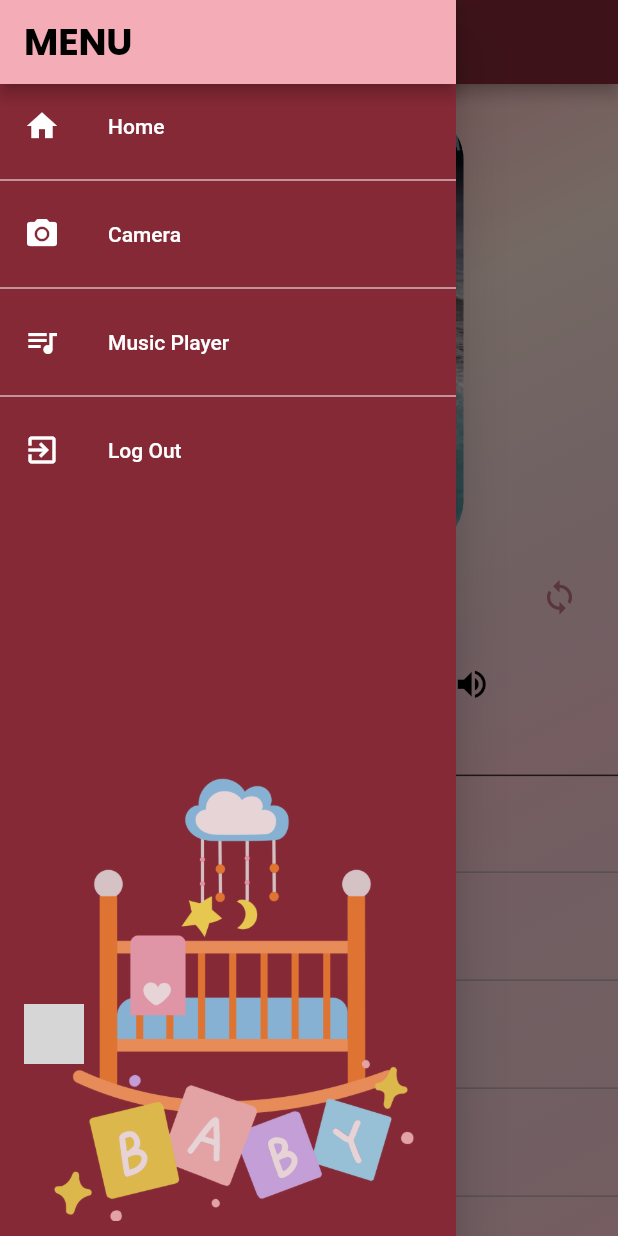
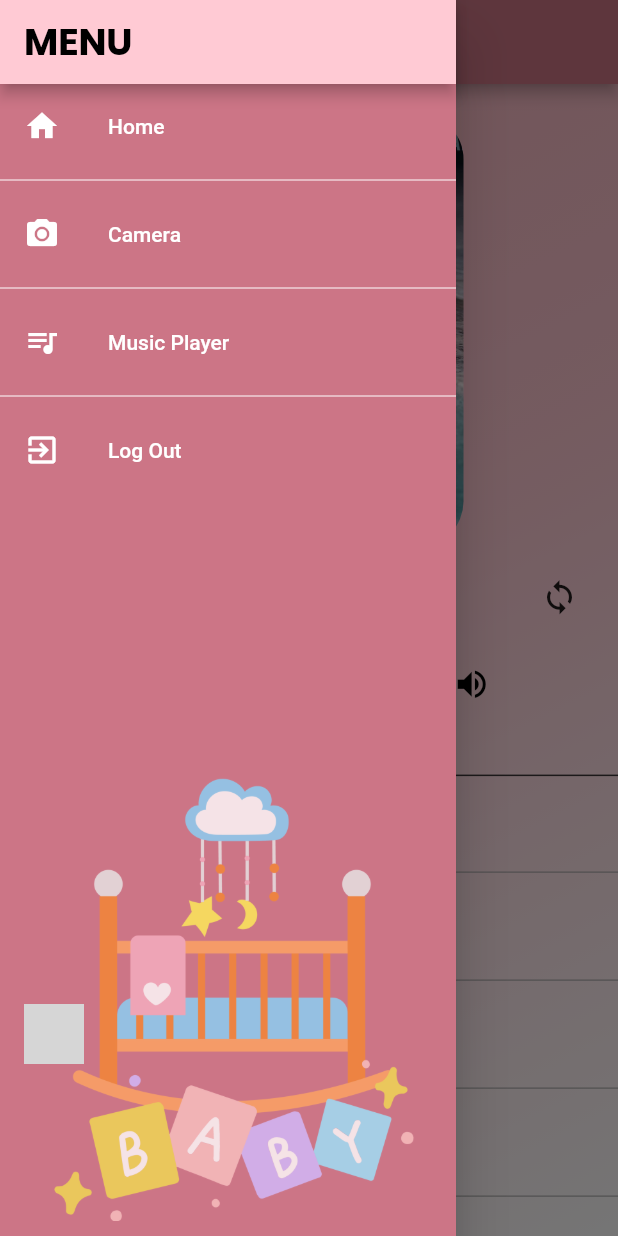
Before and after one commit to cob-byte/smart_baby_cradle, a Flutter app: the MusicPlayerScreen screen opened by its route, with the side drawer open, on a phone screen of 412 x 824 dp. Run offline on Flutter 3.47's test engine with Material 2 defaults, Android fonts, the phone set to English and light mode, and no system bars; our stand-ins replace assets_audio_player, firebase_auth, firebase_core, firebase_database, firebase_messaging, font_awesome_flutter and 3 more; missing offline and left inert: flutter_facebook_auth; accounts and stored records are empty; Roboto replaces fonts that are missing (Poppins-Bold); grey boxes are pictures that could not be loaded.

Commit message:
Change Design Part 4

```diff
--- a/lib/screens/music_player_screen.dart
+++ b/lib/screens/music_player_screen.dart
@@ -39,7 +39,8 @@ class MusicPlayerScreenState extends State<MusicPlayerScreen> {
     super.initState();
     musicService.getFirebaseVolume().then((vol) {
       setState(() {
-        volume = double.tryParse(vol ?? '0.3') ?? 0.3; // Initialize with 0.3 if null
+        volume =
+            double.tryParse(vol ?? '0.3') ?? 0.3; // Initialize with 0.3 if null
         assetsAudioPlayer.setVolume(volume);
         musicService.updateFirebaseVolume(volume);
 
@@ -53,7 +54,8 @@ class MusicPlayerScreenState extends State<MusicPlayerScreen> {
     musicService.getFirebaseLooping().then((looping) {
       setState(() {
         isLooping = looping ?? false; // Initialize with false if null
-        assetsAudioPlayer.setLoopMode(isLooping ? LoopMode.single : LoopMode.none);
+        assetsAudioPlayer
+            .setLoopMode(isLooping ? LoopMode.single : LoopMode.none);
       });
     });
 
@@ -119,7 +121,6 @@ class MusicPlayerScreenState extends State<MusicPlayerScreen> {
     }
   }
 
-
   @override
   Widget build(BuildContext context) {
     final size = MediaQuery.of(context).size;
@@ -158,8 +159,7 @@ class MusicPlayerScreenState extends State<MusicPlayerScreen> {
                 colors: [
                   currentTheme.colorScheme.primary,
                   currentTheme.colorScheme.secondary,
-                  currentTheme.colorScheme.tertiary,
-                  currentTheme.scaffoldBackgroundColor,
+                  currentTheme.colorScheme.surface,
                 ],
                 begin: Alignment.topLeft,
                 end: Alignment.bottomRight,
@@ -233,7 +233,8 @@ class MusicPlayerScreenState extends State<MusicPlayerScreen> {
                                     currentSongIndex--;
                                     await assetsAudioPlayer.previous();
                                     // Update Firebase with the new song index
-                                    musicService.updateFirebaseSong(currentSongIndex);
+                                    musicService
+                                        .updateFirebaseSong(currentSongIndex);
                                   },
                                 ),
                                 Padding(
@@ -244,8 +245,10 @@ class MusicPlayerScreenState extends State<MusicPlayerScreen> {
                                       player: assetsAudioPlayer,
                                       builder: (context, isPlaying) {
                                         return isPlaying
-                                            ? Icon(Icons.pause, color: Colors.black, size: 40)
-                                            : Icon(Icons.play_arrow, color: Colors.black, size: 40);
+                                            ? Icon(Icons.pause,
+                                                color: Colors.black, size: 40)
+                                            : Icon(Icons.play_arrow,
+                                                color: Colors.black, size: 40);
                                       },
                                     ),
                                     onPressed: () {
@@ -264,7 +267,8 @@ class MusicPlayerScreenState extends State<MusicPlayerScreen> {
                                     currentSongIndex++;
                                     await assetsAudioPlayer.next();
                                     // Update Firebase with the new song index
-                                    musicService.updateFirebaseSong(currentSongIndex);
+                                    musicService
+                                        .updateFirebaseSong(currentSongIndex);
                                   },
                                 ),
                               ],
@@ -273,14 +277,16 @@ class MusicPlayerScreenState extends State<MusicPlayerScreen> {
                               icon: Icon(
                                 Icons.loop,
                                 color: isLooping
-                                    ? Colors.grey[550]
-                                    : const Color.fromARGB(255, 192, 118, 129),
+                                    ? currentTheme.colorScheme.onSecondary
+                                    : Colors.grey[550],
                                 size: 25,
                               ),
                               onPressed: () {
                                 setState(() {
                                   isLooping = !isLooping;
-                                  assetsAudioPlayer.setLoopMode(isLooping ? LoopMode.single : LoopMode.none); // Set loop mode here
+                                  assetsAudioPlayer.setLoopMode(isLooping
+                                      ? LoopMode.single
+                                      : LoopMode.none); // Set loop mode here
                                 });
 
                                 musicService.updateFirebaseLooping(isLooping);
--- a/lib/theme/boy_theme.dart
+++ b/lib/theme/boy_theme.dart
@@ -5,22 +5,22 @@ final Color fourthColor = Color.fromRGBO(86, 174, 237, 0.608);
 final ThemeData boyTheme = ThemeData(
   primaryColor: Color.fromARGB(255, 6, 126, 142),
   colorScheme: const ColorScheme(
-    primary: Color.fromRGBO(3, 144, 199, 1),
-    secondary: Color.fromRGBO(96, 196, 236, 1),
+    primary: Color.fromRGBO(37, 137, 177, 1),
+    secondary: Color.fromRGBO(153, 209, 250, 1),
     tertiary: Color.fromRGBO(151, 209, 250, 1),
     surface: Colors.white,
     background: Colors.white,
     error: Colors.red,
     onPrimary: Colors.white,
-    onSecondary: Colors.white,
+    onSecondary: Color.fromRGBO(60, 118, 186, 1),
     onSurface: Colors.black,
     onBackground: Colors.black,
     onError: Color.fromARGB(255, 171, 18, 18),
     brightness: Brightness.light,
-    inversePrimary: Color.fromRGBO(166, 233, 241, 1),
+    inversePrimary: Color.fromRGBO(212, 250, 255, 1),
     inverseSurface: Color.fromRGBO(142, 239, 252, 1),
     onPrimaryContainer: Color.fromRGBO(2, 39, 65, 1),
-    onInverseSurface: Color.fromRGBO(132, 179, 249, 1),
+    onInverseSurface: Color.fromRGBO(39, 98, 166, 1),
     onSurfaceVariant: Color.fromRGBO(128, 205, 249, 1),
     surfaceVariant: Color.fromRGBO(1, 47, 87, 1),
     onTertiary: Color.fromRGBO(217, 239, 255, 1),
@@ -35,7 +35,7 @@ final ThemeData boyTheme = ThemeData(
     // Add more text styles as needed
   ),
   appBarTheme: const AppBarTheme(
-    backgroundColor: Color.fromRGBO(28, 163, 222, 0.65),
+    backgroundColor: Color.fromRGBO(60, 118, 186, 1),
     titleTextStyle: TextStyle(
       fontSize: 25.0,
       fontStyle: FontStyle.normal,
--- a/lib/theme/girl_theme.dart
+++ b/lib/theme/girl_theme.dart
@@ -3,16 +3,16 @@ import 'package:flutter/material.dart';
 final Color fourthColor = Color.fromRGBO(217, 217, 217, 0);
 
 final ThemeData girlTheme = ThemeData(
-  primaryColor: Color.fromARGB(255, 133, 41, 54),
+  primaryColor: Color.fromRGBO(204, 117, 134, 1),
   colorScheme: const ColorScheme(
-    primary: Color.fromRGBO(255, 150, 166, 1),
-    secondary: Color.fromRGBO(255, 229, 217, 1),
+    primary: Color.fromRGBO(244, 172, 183, 0.65),
+    secondary: Color.fromRGBO(255, 202, 212, 1),
     tertiary: Color.fromRGBO(217, 217, 217, 0),
     surface: Colors.white,
     background: Colors.white,
     error: Colors.red,
     onPrimary: Colors.white,
-    onSecondary: Colors.white,
+    onSecondary: Color.fromRGBO(204, 117, 134, 1),
     onSurface: Colors.black,
     onBackground: Colors.black,
     onError: Color.fromARGB(255, 171, 18, 18),
@@ -20,7 +20,7 @@ final ThemeData girlTheme = ThemeData(
     inversePrimary: Color.fromRGBO(255, 202, 212, 1),
     inverseSurface: Color.fromRGBO(251, 173, 187, 1),
     onPrimaryContainer: Color.fromRGBO(138, 23, 44, 1),
-    onInverseSurface: Color.fromRGBO(255, 172, 187, 1),
+    onInverseSurface: Color.fromRGBO(204, 117, 134, 1),
     onSurfaceVariant: Color.fromRGBO(255, 197, 208, 1),
     surfaceVariant: Color.fromRGBO(253, 175, 187, 1),
     onTertiary: Color.fromRGBO(255, 222, 246, 1),
@@ -35,7 +35,7 @@ final ThemeData girlTheme = ThemeData(
     // Add more text styles as needed
   ),
   appBarTheme: const AppBarTheme(
-    backgroundColor: Color.fromRGBO(244, 172, 183, 1),
+    backgroundColor: Color.fromRGBO(204, 117, 134, 1),
     titleTextStyle: TextStyle(
       fontSize: 25.0,
       fontStyle: FontStyle.normal,
--- a/lib/widgets/app_drawer.dart
+++ b/lib/widgets/app_drawer.dart
@@ -32,7 +32,7 @@ class AppDrawer extends StatelessWidget {
       child: Column(
         children: <Widget>[
           AppBar(
-            backgroundColor: currentTheme.appBarTheme.backgroundColor,
+            backgroundColor: currentTheme.colorScheme.inversePrimary,
             title: const Text(
               'MENU',
               style: TextStyle(
```
Lines whose indentation alone changed are shown as unchanged.
